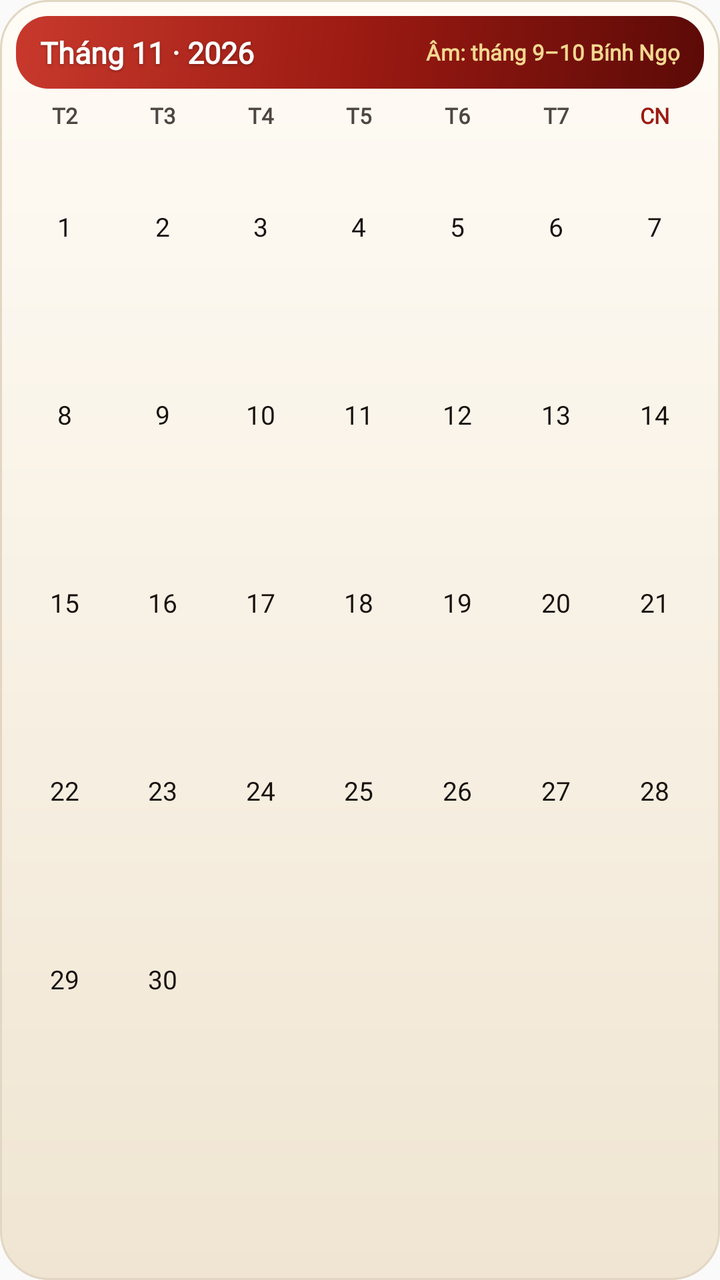
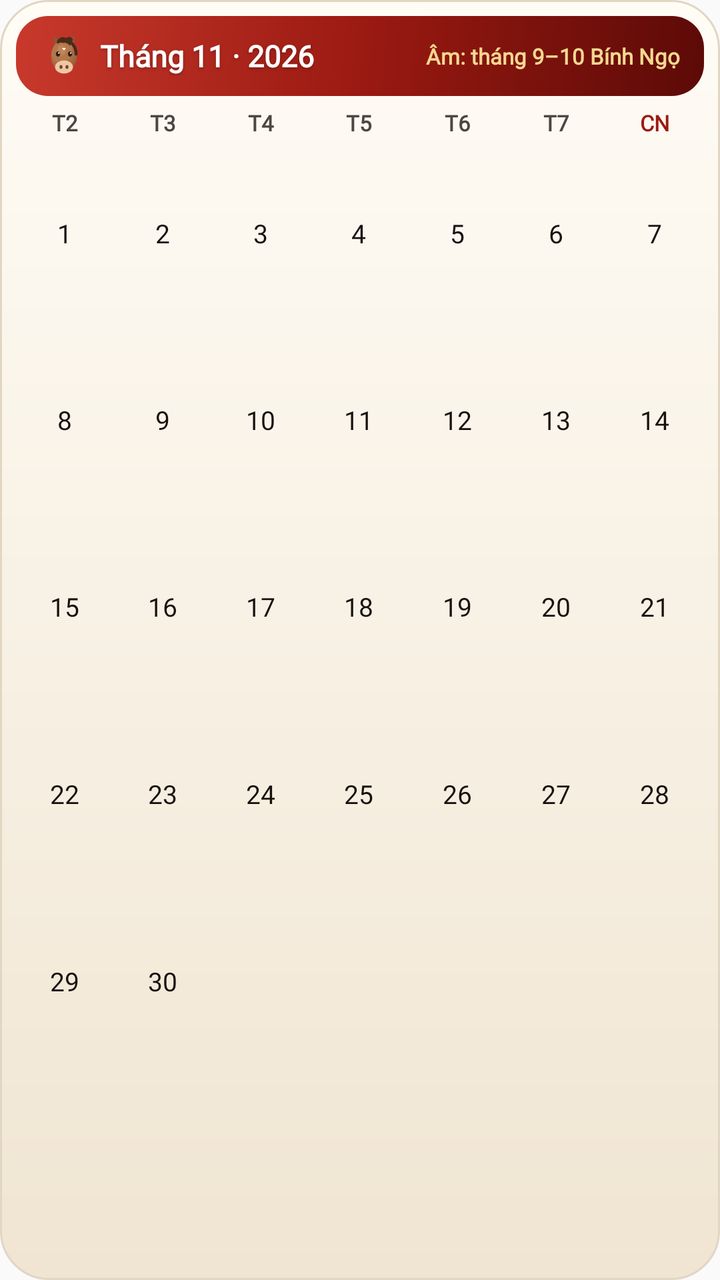

Screens rendered from an Android XML layout before and after an edit, with the pre-edit source and the edit as a unified diff.
<!-- AndroidManifest.xml: application theme AppTheme -->
<!-- res/layout/widget_month.xml -->
<?xml version="1.0" encoding="utf-8"?>
<LinearLayout xmlns:android="http://schemas.android.com/apk/res/android" android:id="@+id/root" android:layout_width="match_parent" android:layout_height="match_parent"
    android:background="@drawable/widget_bg" android:orientation="vertical" android:padding="8dp">
    <LinearLayout android:layout_width="match_parent" android:layout_height="wrap_content" android:orientation="horizontal" android:gravity="center_vertical"
        android:background="@drawable/widget_month_band" android:paddingLeft="12dp" android:paddingRight="12dp" android:paddingTop="8dp" android:paddingBottom="8dp">
        <TextView android:id="@+id/title" android:layout_width="wrap_content" android:layout_height="wrap_content" android:fontFamily="@font/be_vietnam_pro"
            android:text="Tháng 11 · 2026" android:textColor="@color/widget_on_accent" android:textSize="15sp" android:textStyle="bold" android:shadowColor="#40000000" android:shadowDy="2" android:shadowRadius="4" />
        <TextView android:id="@+id/subtitle" android:layout_width="0dp" android:layout_height="wrap_content" android:layout_weight="1" android:fontFamily="@font/be_vietnam_pro"
            android:gravity="end" android:maxLines="1" android:ellipsize="end" android:paddingLeft="8dp"
            android:text="Âm: tháng 9–10 Bính Ngọ" android:textColor="@color/widget_on_lacquer_gold" android:textSize="11sp" android:textStyle="bold" />
    </LinearLayout>
    <LinearLayout android:layout_width="match_parent" android:layout_height="wrap_content" android:orientation="horizontal" android:paddingTop="6dp" android:paddingBottom="2dp">
        <TextView android:layout_width="0dp" android:layout_height="wrap_content" android:layout_weight="1" android:gravity="center" android:fontFamily="@font/be_vietnam_pro"
            android:text="T2" android:textColor="@color/widget_muted" android:textSize="11sp" android:textStyle="bold" />
        <TextView android:layout_width="0dp" android:layout_height="wrap_content" android:layout_weight="1" android:gravity="center" android:fontFamily="@font/be_vietnam_pro"
            android:text="T3" android:textColor="@color/widget_muted" android:textSize="11sp" android:textStyle="bold" />
        <TextView android:layout_width="0dp" android:layout_height="wrap_content" android:layout_weight="1" android:gravity="center" android:fontFamily="@font/be_vietnam_pro"
            android:text="T4" android:textColor="@color/widget_muted" android:textSize="11sp" android:textStyle="bold" />
        <TextView android:layout_width="0dp" android:layout_height="wrap_content" android:layout_weight="1" android:gravity="center" android:fontFamily="@font/be_vietnam_pro"
            android:text="T5" android:textColor="@color/widget_muted" android:textSize="11sp" android:textStyle="bold" />
        <TextView android:layout_width="0dp" android:layout_height="wrap_content" android:layout_weight="1" android:gravity="center" android:fontFamily="@font/be_vietnam_pro"
            android:text="T6" android:textColor="@color/widget_muted" android:textSize="11sp" android:textStyle="bold" />
        <TextView android:layout_width="0dp" android:layout_height="wrap_content" android:layout_weight="1" android:gravity="center" android:fontFamily="@font/be_vietnam_pro"
            android:text="T7" android:textColor="@color/widget_muted" android:textSize="11sp" android:textStyle="bold" />
        <TextView android:layout_width="0dp" android:layout_height="wrap_content" android:layout_weight="1" android:gravity="center" android:fontFamily="@font/be_vietnam_pro"
            android:text="CN" android:textColor="@color/widget_accent" android:textSize="11sp" android:textStyle="bold" />
    </LinearLayout>
        <LinearLayout android:id="@+id/week0" android:layout_width="match_parent" android:layout_height="0dp" android:layout_weight="1" android:orientation="horizontal">
            <TextView android:id="@+id/cell_0" android:layout_width="0dp" android:layout_height="match_parent" android:layout_weight="1" android:fontFamily="@font/be_vietnam_pro"
                android:layout_margin="1.5dp" android:gravity="center" android:includeFontPadding="false" android:lineSpacingMultiplier="0.9"
                android:text="1" android:textColor="@color/widget_ink" android:textSize="13sp" />
            <TextView android:id="@+id/cell_1" android:layout_width="0dp" android:layout_height="match_parent" android:layout_weight="1" android:fontFamily="@font/be_vietnam_pro"
                android:layout_margin="1.5dp" android:gravity="center" android:includeFontPadding="false" android:lineSpacingMultiplier="0.9"
                android:text="2" android:textColor="@color/widget_ink" android:textSize="13sp" />
            <TextView android:id="@+id/cell_2" android:layout_width="0dp" android:layout_height="match_parent" android:layout_weight="1" android:fontFamily="@font/be_vietnam_pro"
                android:layout_margin="1.5dp" android:gravity="center" android:includeFontPadding="false" android:lineSpacingMultiplier="0.9"
                android:text="3" android:textColor="@color/widget_ink" android:textSize="13sp" />
            <TextView android:id="@+id/cell_3" android:layout_width="0dp" android:layout_height="match_parent" android:layout_weight="1" android:fontFamily="@font/be_vietnam_pro"
                android:layout_margin="1.5dp" android:gravity="center" android:includeFontPadding="false" android:lineSpacingMultiplier="0.9"
                android:text="4" android:textColor="@color/widget_ink" android:textSize="13sp" />
            <TextView android:id="@+id/cell_4" android:layout_width="0dp" android:layout_height="match_parent" android:layout_weight="1" android:fontFamily="@font/be_vietnam_pro"
                android:layout_margin="1.5dp" android:gravity="center" android:includeFontPadding="false" android:lineSpacingMultiplier="0.9"
                android:text="5" android:textColor="@color/widget_ink" android:textSize="13sp" />
            <TextView android:id="@+id/cell_5" android:layout_width="0dp" android:layout_height="match_parent" android:layout_weight="1" android:fontFamily="@font/be_vietnam_pro"
                android:layout_margin="1.5dp" android:gravity="center" android:includeFontPadding="false" android:lineSpacingMultiplier="0.9"
                android:text="6" android:textColor="@color/widget_ink" android:textSize="13sp" />
            <TextView android:id="@+id/cell_6" android:layout_width="0dp" android:layout_height="match_parent" android:layout_weight="1" android:fontFamily="@font/be_vietnam_pro"
                android:layout_margin="1.5dp" android:gravity="center" android:includeFontPadding="false" android:lineSpacingMultiplier="0.9"
                android:text="7" android:textColor="@color/widget_ink" android:textSize="13sp" />
        </LinearLayout>
        <LinearLayout android:id="@+id/week1" android:layout_width="match_parent" android:layout_height="0dp" android:layout_weight="1" android:orientation="horizontal">
            <TextView android:id="@+id/cell_7" android:layout_width="0dp" android:layout_height="match_parent" android:layout_weight="1" android:fontFamily="@font/be_vietnam_pro"
                android:layout_margin="1.5dp" android:gravity="center" android:includeFontPadding="false" android:lineSpacingMultiplier="0.9"
                android:text="8" android:textColor="@color/widget_ink" android:textSize="13sp" />
            <TextView android:id="@+id/cell_8" android:layout_width="0dp" android:layout_height="match_parent" android:layout_weight="1" android:fontFamily="@font/be_vietnam_pro"
                android:layout_margin="1.5dp" android:gravity="center" android:includeFontPadding="false" android:lineSpacingMultiplier="0.9"
                android:text="9" android:textColor="@color/widget_ink" android:textSize="13sp" />
            <TextView android:id="@+id/cell_9" android:layout_width="0dp" android:layout_height="match_parent" android:layout_weight="1" android:fontFamily="@font/be_vietnam_pro"
                android:layout_margin="1.5dp" android:gravity="center" android:includeFontPadding="false" android:lineSpacingMultiplier="0.9"
                android:text="10" android:textColor="@color/widget_ink" android:textSize="13sp" />
            <TextView android:id="@+id/cell_10" android:layout_width="0dp" android:layout_height="match_parent" android:layout_weight="1" android:fontFamily="@font/be_vietnam_pro"
                android:layout_margin="1.5dp" android:gravity="center" android:includeFontPadding="false" android:lineSpacingMultiplier="0.9"
                android:text="11" android:textColor="@color/widget_ink" android:textSize="13sp" />
            <TextView android:id="@+id/cell_11" android:layout_width="0dp" android:layout_height="match_parent" android:layout_weight="1" android:fontFamily="@font/be_vietnam_pro"
                android:layout_margin="1.5dp" android:gravity="center" android:includeFontPadding="false" android:lineSpacingMultiplier="0.9"
                android:text="12" android:textColor="@color/widget_ink" android:textSize="13sp" />
            <TextView android:id="@+id/cell_12" android:layout_width="0dp" android:layout_height="match_parent" android:layout_weight="1" android:fontFamily="@font/be_vietnam_pro"
                android:layout_margin="1.5dp" android:gravity="center" android:includeFontPadding="false" android:lineSpacingMultiplier="0.9"
                android:text="13" android:textColor="@color/widget_ink" android:textSize="13sp" />
            <TextView android:id="@+id/cell_13" android:layout_width="0dp" android:layout_height="match_parent" android:layout_weight="1" android:fontFamily="@font/be_vietnam_pro"
                android:layout_margin="1.5dp" android:gravity="center" android:includeFontPadding="false" android:lineSpacingMultiplier="0.9"
                android:text="14" android:textColor="@color/widget_ink" android:textSize="13sp" />
        </LinearLayout>
        <LinearLayout android:id="@+id/week2" android:layout_width="match_parent" android:layout_height="0dp" android:layout_weight="1" android:orientation="horizontal">
            <TextView android:id="@+id/cell_14" android:layout_width="0dp" android:layout_height="match_parent" android:layout_weight="1" android:fontFamily="@font/be_vietnam_pro"
                android:layout_margin="1.5dp" android:gravity="center" android:includeFontPadding="false" android:lineSpacingMultiplier="0.9"
                android:text="15" android:textColor="@color/widget_ink" android:textSize="13sp" />
            <TextView android:id="@+id/cell_15" android:layout_width="0dp" android:layout_height="match_parent" android:layout_weight="1" android:fontFamily="@font/be_vietnam_pro"
                android:layout_margin="1.5dp" android:gravity="center" android:includeFontPadding="false" android:lineSpacingMultiplier="0.9"
                android:text="16" android:textColor="@color/widget_ink" android:textSize="13sp" />
            <TextView android:id="@+id/cell_16" android:layout_width="0dp" android:layout_height="match_parent" android:layout_weight="1" android:fontFamily="@font/be_vietnam_pro"
                android:layout_margin="1.5dp" android:gravity="center" android:includeFontPadding="false" android:lineSpacingMultiplier="0.9"
                android:text="17" android:textColor="@color/widget_ink" android:textSize="13sp" />
            <TextView android:id="@+id/cell_17" android:layout_width="0dp" android:layout_height="match_parent" android:layout_weight="1" android:fontFamily="@font/be_vietnam_pro"
                android:layout_margin="1.5dp" android:gravity="center" android:includeFontPadding="false" android:lineSpacingMultiplier="0.9"
                android:text="18" android:textColor="@color/widget_ink" android:textSize="13sp" />
            <TextView android:id="@+id/cell_18" android:layout_width="0dp" android:layout_height="match_parent" android:layout_weight="1" android:fontFamily="@font/be_vietnam_pro"
                android:layout_margin="1.5dp" android:gravity="center" android:includeFontPadding="false" android:lineSpacingMultiplier="0.9"
                android:text="19" android:textColor="@color/widget_ink" android:textSize="13sp" />
            <TextView android:id="@+id/cell_19" android:layout_width="0dp" android:layout_height="match_parent" android:layout_weight="1" android:fontFamily="@font/be_vietnam_pro"
                android:layout_margin="1.5dp" android:gravity="center" android:includeFontPadding="false" android:lineSpacingMultiplier="0.9"
                android:text="20" android:textColor="@color/widget_ink" android:textSize="13sp" />
            <TextView android:id="@+id/cell_20" android:layout_width="0dp" android:layout_height="match_parent" android:layout_weight="1" android:fontFamily="@font/be_vietnam_pro"
                android:layout_margin="1.5dp" android:gravity="center" android:includeFontPadding="false" android:lineSpacingMultiplier="0.9"
                android:text="21" android:textColor="@color/widget_ink" android:textSize="13sp" />
        </LinearLayout>
        <LinearLayout android:id="@+id/week3" android:layout_width="match_parent" android:layout_height="0dp" android:layout_weight="1" android:orientation="horizontal">
            <TextView android:id="@+id/cell_21" android:layout_width="0dp" android:layout_height="match_parent" android:layout_weight="1" android:fontFamily="@font/be_vietnam_pro"
                android:layout_margin="1.5dp" android:gravity="center" android:includeFontPadding="false" android:lineSpacingMultiplier="0.9"
                android:text="22" android:textColor="@color/widget_ink" android:textSize="13sp" />
            <TextView android:id="@+id/cell_22" android:layout_width="0dp" android:layout_height="match_parent" android:layout_weight="1" android:fontFamily="@font/be_vietnam_pro"
                android:layout_margin="1.5dp" android:gravity="center" android:includeFontPadding="false" android:lineSpacingMultiplier="0.9"
                android:text="23" android:textColor="@color/widget_ink" android:textSize="13sp" />
            <TextView android:id="@+id/cell_23" android:layout_width="0dp" android:layout_height="match_parent" android:layout_weight="1" android:fontFamily="@font/be_vietnam_pro"
                android:layout_margin="1.5dp" android:gravity="center" android:includeFontPadding="false" android:lineSpacingMultiplier="0.9"
                android:text="24" android:textColor="@color/widget_ink" android:textSize="13sp" />
            <TextView android:id="@+id/cell_24" android:layout_width="0dp" android:layout_height="match_parent" android:layout_weight="1" android:fontFamily="@font/be_vietnam_pro"
                android:layout_margin="1.5dp" android:gravity="center" android:includeFontPadding="false" android:lineSpacingMultiplier="0.9"
                android:text="25" android:textColor="@color/widget_ink" android:textSize="13sp" />
            <TextView android:id="@+id/cell_25" android:layout_width="0dp" android:layout_height="match_parent" android:layout_weight="1" android:fontFamily="@font/be_vietnam_pro"
                android:layout_margin="1.5dp" android:gravity="center" android:includeFontPadding="false" android:lineSpacingMultiplier="0.9"
                android:text="26" android:textColor="@color/widget_ink" android:textSize="13sp" />
            <TextView android:id="@+id/cell_26" android:layout_width="0dp" android:layout_height="match_parent" android:layout_weight="1" android:fontFamily="@font/be_vietnam_pro"
                android:layout_margin="1.5dp" android:gravity="center" android:includeFontPadding="false" android:lineSpacingMultiplier="0.9"
                android:text="27" android:textColor="@color/widget_ink" android:textSize="13sp" />
            <TextView android:id="@+id/cell_27" android:layout_width="0dp" android:layout_height="match_parent" android:layout_weight="1" android:fontFamily="@font/be_vietnam_pro"
                android:layout_margin="1.5dp" android:gravity="center" android:includeFontPadding="false" android:lineSpacingMultiplier="0.9"
                android:text="28" android:textColor="@color/widget_ink" android:textSize="13sp" />
        </LinearLayout>
        <LinearLayout android:id="@+id/week4" android:layout_width="match_parent" android:layout_height="0dp" android:layout_weight="1" android:orientation="horizontal">
            <TextView android:id="@+id/cell_28" android:layout_width="0dp" android:layout_height="match_parent" android:layout_weight="1" android:fontFamily="@font/be_vietnam_pro"
                android:layout_margin="1.5dp" android:gravity="center" android:includeFontPadding="false" android:lineSpacingMultiplier="0.9"
                android:text="29" android:textColor="@color/widget_ink" android:textSize="13sp" />
            <TextView android:id="@+id/cell_29" android:layout_width="0dp" android:layout_height="match_parent" android:layout_weight="1" android:fontFamily="@font/be_vietnam_pro"
                android:layout_margin="1.5dp" android:gravity="center" android:includeFontPadding="false" android:lineSpacingMultiplier="0.9"
                android:text="30" android:textColor="@color/widget_ink" android:textSize="13sp" />
            <TextView android:id="@+id/cell_30" android:layout_width="0dp" android:layout_height="match_parent" android:layout_weight="1" android:fontFamily="@font/be_vietnam_pro"
                android:layout_margin="1.5dp" android:gravity="center" android:includeFontPadding="false" android:lineSpacingMultiplier="0.9"
                android:text="" android:textColor="@color/widget_ink" android:textSize="13sp" />
            <TextView android:id="@+id/cell_31" android:layout_width="0dp" android:layout_height="match_parent" android:layout_weight="1" android:fontFamily="@font/be_vietnam_pro"
                android:layout_margin="1.5dp" android:gravity="center" android:includeFontPadding="false" android:lineSpacingMultiplier="0.9"
                android:text="" android:textColor="@color/widget_ink" android:textSize="13sp" />
            <TextView android:id="@+id/cell_32" android:layout_width="0dp" android:layout_height="match_parent" android:layout_weight="1" android:fontFamily="@font/be_vietnam_pro"
                android:layout_margin="1.5dp" android:gravity="center" android:includeFontPadding="false" android:lineSpacingMultiplier="0.9"
                android:text="" android:textColor="@color/widget_ink" android:textSize="13sp" />
            <TextView android:id="@+id/cell_33" android:layout_width="0dp" android:layout_height="match_parent" android:layout_weight="1" android:fontFamily="@font/be_vietnam_pro"
                android:layout_margin="1.5dp" android:gravity="center" android:includeFontPadding="false" android:lineSpacingMultiplier="0.9"
                android:text="" android:textColor="@color/widget_ink" android:textSize="13sp" />
            <TextView android:id="@+id/cell_34" android:layout_width="0dp" android:layout_height="match_parent" android:layout_weight="1" android:fontFamily="@font/be_vietnam_pro"
                android:layout_margin="1.5dp" android:gravity="center" android:includeFontPadding="false" android:lineSpacingMultiplier="0.9"
                android:text="" android:textColor="@color/widget_ink" android:textSize="13sp" />
        </LinearLayout>
        <LinearLayout android:id="@+id/week5" android:layout_width="match_parent" android:layout_height="0dp" android:layout_weight="1" android:orientation="horizontal">
            <TextView android:id="@+id/cell_35" android:layout_width="0dp" android:layout_height="match_parent" android:layout_weight="1" android:fontFamily="@font/be_vietnam_pro"
                android:layout_margin="1.5dp" android:gravity="center" android:includeFontPadding="false" android:lineSpacingMultiplier="0.9"
                android:text="" android:textColor="@color/widget_ink" android:textSize="13sp" />
            <TextView android:id="@+id/cell_36" android:layout_width="0dp" android:layout_height="match_parent" android:layout_weight="1" android:fontFamily="@font/be_vietnam_pro"
                android:layout_margin="1.5dp" android:gravity="center" android:includeFontPadding="false" android:lineSpacingMultiplier="0.9"
                android:text="" android:textColor="@color/widget_ink" android:textSize="13sp" />
            <TextView android:id="@+id/cell_37" android:layout_width="0dp" android:layout_height="match_parent" android:layout_weight="1" android:fontFamily="@font/be_vietnam_pro"
                android:layout_margin="1.5dp" android:gravity="center" android:includeFontPadding="false" android:lineSpacingMultiplier="0.9"
                android:text="" android:textColor="@color/widget_ink" android:textSize="13sp" />
            <TextView android:id="@+id/cell_38" android:layout_width="0dp" android:layout_height="match_parent" android:layout_weight="1" android:fontFamily="@font/be_vietnam_pro"
                android:layout_margin="1.5dp" android:gravity="center" android:includeFontPadding="false" android:lineSpacingMultiplier="0.9"
                android:text="" android:textColor="@color/widget_ink" android:textSize="13sp" />
            <TextView android:id="@+id/cell_39" android:layout_width="0dp" android:layout_height="match_parent" android:layout_weight="1" android:fontFamily="@font/be_vietnam_pro"
                android:layout_margin="1.5dp" android:gravity="center" android:includeFontPadding="false" android:lineSpacingMultiplier="0.9"
                android:text="" android:textColor="@color/widget_ink" android:textSize="13sp" />
            <TextView android:id="@+id/cell_40" android:layout_width="0dp" android:layout_height="match_parent" android:layout_weight="1" android:fontFamily="@font/be_vietnam_pro"
                android:layout_margin="1.5dp" android:gravity="center" android:includeFontPadding="false" android:lineSpacingMultiplier="0.9"
                android:text="" android:textColor="@color/widget_ink" android:textSize="13sp" />
            <TextView android:id="@+id/cell_41" android:layout_width="0dp" android:layout_height="match_parent" android:layout_weight="1" android:fontFamily="@font/be_vietnam_pro"
                android:layout_margin="1.5dp" android:gravity="center" android:includeFontPadding="false" android:lineSpacingMultiplier="0.9"
                android:text="" android:textColor="@color/widget_ink" android:textSize="13sp" />
        </LinearLayout>
</LinearLayout>
<!-- resources referenced by this layout -->
<resources>
  <color name="widget_accent">#9B1A12</color>
  <color name="widget_ink">#17110E</color>
  <color name="widget_muted">#4E4640</color>
  <color name="widget_on_accent">#FFFFFF</color>
  <color name="widget_on_lacquer_gold">#F6D891</color>
  <!-- drawable widget_bg (drawable) -->
  <?xml version="1.0" encoding="utf-8"?>
  <layer-list xmlns:android="http://schemas.android.com/apk/res/android">
      <item><shape android:shape="rectangle"><corners android:radius="24dp"/>
          <gradient android:angle="270" android:startColor="@color/widget_paper" android:endColor="@color/widget_paper2"/>
          <stroke android:width="1dp" android:color="@color/widget_line"/></shape></item>
  </layer-list>
  <!-- drawable widget_month_band (drawable) -->
  <?xml version="1.0" encoding="utf-8"?>
  <shape xmlns:android="http://schemas.android.com/apk/res/android" android:shape="rectangle"><corners android:radius="16dp"/>
      <gradient android:angle="315" android:startColor="@color/widget_lacquer_hi" android:centerColor="@color/widget_lacquer" android:endColor="@color/widget_lacquer_deep"/></shape>
  <style name="AppTheme" parent="Theme.AppCompat.Light.DarkActionBar">
          
          <item name="colorPrimary">@color/colorPrimary</item>
          <item name="colorPrimaryDark">@color/colorPrimaryDark</item>
          <item name="colorAccent">@color/colorAccent</item>
      </style>
  <color name="widget_paper">#FFFCF6</color>
  <color name="widget_paper2">#F0E5D2</color>
  <color name="widget_line">#E2D6C3</color>
  <color name="widget_lacquer_hi">#C8392C</color>
  <color name="widget_lacquer">#9B1A12</color>
  <color name="widget_lacquer_deep">#5C0A07</color>
</resources>

<!-- the commit's change to res/layout/widget_month.xml (unified diff, before → after) -->
@@ -3,6 +3,7 @@
     android:background="@drawable/widget_bg" android:orientation="vertical" android:padding="8dp">
     <LinearLayout android:layout_width="match_parent" android:layout_height="wrap_content" android:orientation="horizontal" android:gravity="center_vertical"
         android:background="@drawable/widget_month_band" android:paddingLeft="12dp" android:paddingRight="12dp" android:paddingTop="8dp" android:paddingBottom="8dp">
+        <ImageView android:id="@+id/giap" android:layout_width="24dp" android:layout_height="24dp" android:layout_marginRight="6dp" android:src="@drawable/widget_giap_06" android:contentDescription="Con giáp của năm" />
         <TextView android:id="@+id/title" android:layout_width="wrap_content" android:layout_height="wrap_content" android:fontFamily="@font/be_vietnam_pro"
             android:text="Tháng 11 · 2026" android:textColor="@color/widget_on_accent" android:textSize="15sp" android:textStyle="bold" android:shadowColor="#40000000" android:shadowDy="2" android:shadowRadius="4" />
         <TextView android:id="@+id/subtitle" android:layout_width="0dp" android:layout_height="wrap_content" android:layout_weight="1" android:fontFamily="@font/be_vietnam_pro"
<!-- resource entries referenced after the edit -->
@@ -12,6 +12,7 @@
           <gradient android:angle="270" android:startColor="@color/widget_paper" android:endColor="@color/widget_paper2"/>
           <stroke android:width="1dp" android:color="@color/widget_line"/></shape></item>
   </layer-list>
+  <!-- drawable widget_giap_06: png bitmap (drawable-nodpi, 2370 bytes) -->
   <!-- drawable widget_month_band (drawable) -->
   <?xml version="1.0" encoding="utf-8"?>
   <shape xmlns:android="http://schemas.android.com/apk/res/android" android:shape="rectangle"><corners android:radius="16dp"/>
